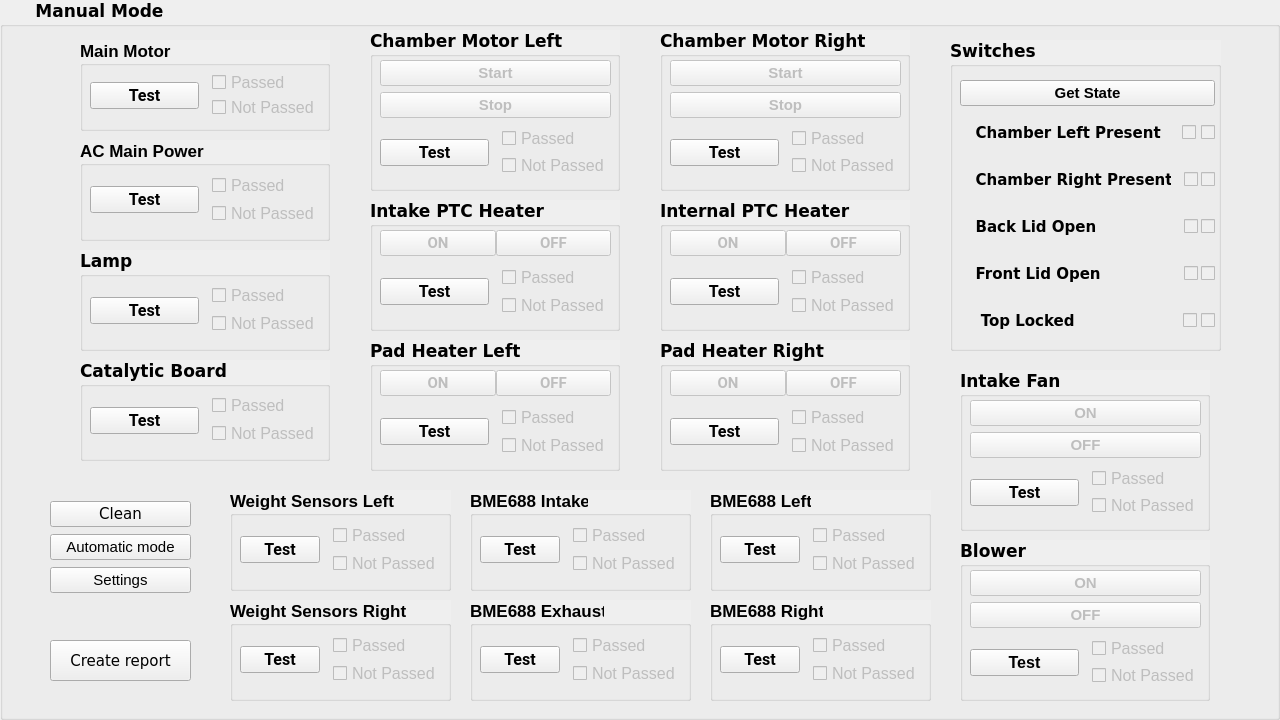
The window that Screens/VcDvtTestTools_manual_mode.ui (aenapple/VcDvtTestTools) describes before a commit, drawn with Qt 5.
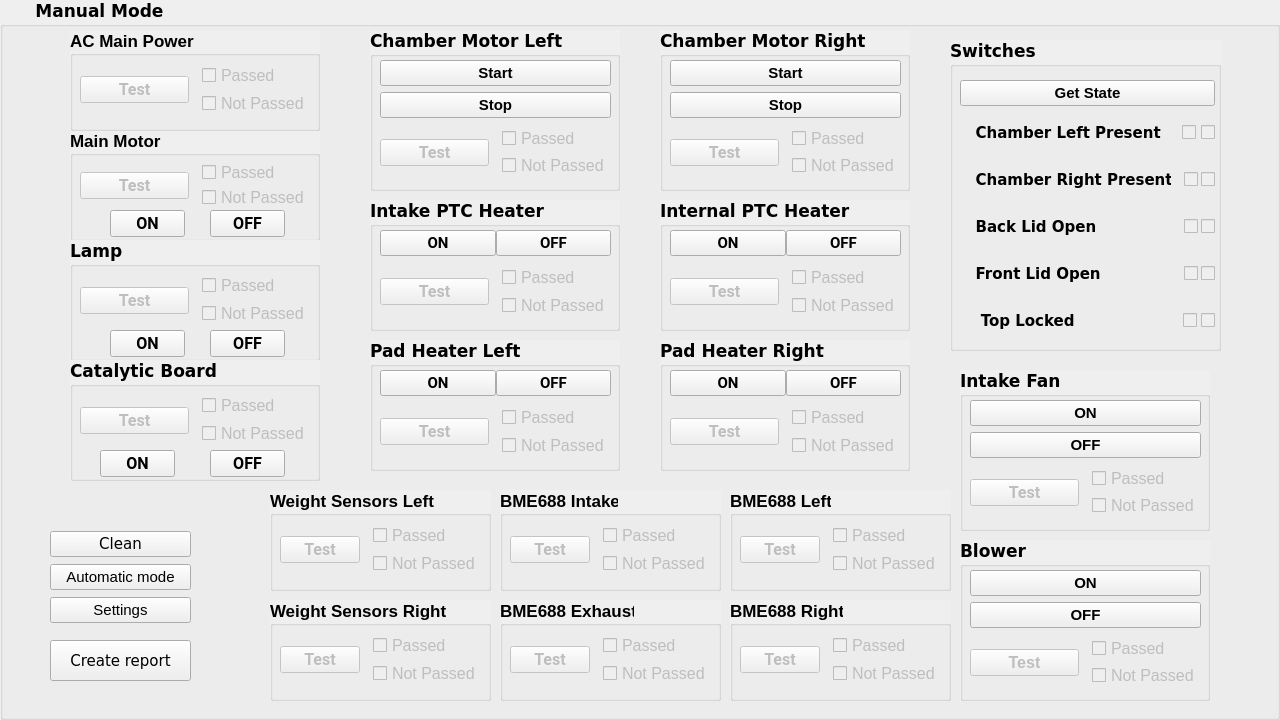
The same window after the commit.

```diff
--- a/Screens/VcDvtTestTools_manual_mode.ui
+++ b/Screens/VcDvtTestTools_manual_mode.ui
@@ -46,10 +46,10 @@
    <widget class="QGroupBox" name="grBox_mainMotor">
     <property name="geometry">
      <rect>
-      <x>80</x>
-      <y>40</y>
+      <x>70</x>
+      <y>130</y>
       <width>250</width>
-      <height>91</height>
+      <height>111</height>
      </rect>
     </property>
     <property name="font">
@@ -89,6 +89,9 @@
         </property>
         <item>
          <widget class="QPushButton" name="btn_MainMotor_Test">
+          <property name="enabled">
+           <bool>false</bool>
+          </property>
           <property name="baseSize">
            <size>
             <width>150</width>
@@ -184,6 +187,58 @@
       </item>
      </layout>
     </widget>
+    <widget class="QPushButton" name="btn_MainMotor_On">
+     <property name="geometry">
+      <rect>
+       <x>40</x>
+       <y>80</y>
+       <width>75</width>
+       <height>27</height>
+      </rect>
+     </property>
+     <property name="baseSize">
+      <size>
+       <width>150</width>
+       <height>50</height>
+      </size>
+     </property>
+     <property name="font">
+      <font>
+       <family>Roboto</family>
+       <pointsize>12</pointsize>
+       <kerning>true</kerning>
+      </font>
+     </property>
+     <property name="text">
+      <string>ON</string>
+     </property>
+    </widget>
+    <widget class="QPushButton" name="btn_MainMotor_Off">
+     <property name="geometry">
+      <rect>
+       <x>140</x>
+       <y>80</y>
+       <width>75</width>
+       <height>27</height>
+      </rect>
+     </property>
+     <property name="baseSize">
+      <size>
+       <width>150</width>
+       <height>50</height>
+      </size>
+     </property>
+     <property name="font">
+      <font>
+       <family>Roboto</family>
+       <pointsize>12</pointsize>
+       <kerning>true</kerning>
+      </font>
+     </property>
+     <property name="text">
+      <string>OFF</string>
+     </property>
+    </widget>
    </widget>
    <widget class="QGroupBox" name="grBox_ChamberMotorLeft">
     <property name="geometry">
@@ -224,7 +279,7 @@
       <item>
        <widget class="QPushButton" name="btn_ChamberMotorLeft_Start">
         <property name="enabled">
-         <bool>false</bool>
+         <bool>true</bool>
         </property>
         <property name="font">
          <font>
@@ -240,7 +295,7 @@
       <item>
        <widget class="QPushButton" name="btn_ChamberMotorLeft_Stop">
         <property name="enabled">
-         <bool>false</bool>
+         <bool>true</bool>
         </property>
         <property name="font">
          <font>
@@ -260,6 +315,9 @@
         </property>
         <item>
          <widget class="QPushButton" name="btn_ChamberMotorLeft_Test">
+          <property name="enabled">
+           <bool>false</bool>
+          </property>
           <property name="baseSize">
            <size>
             <width>150</width>
@@ -386,7 +444,7 @@
       <item>
        <widget class="QPushButton" name="btn_ChamberMotorRight_Start">
         <property name="enabled">
-         <bool>false</bool>
+         <bool>true</bool>
         </property>
         <property name="font">
          <font>
@@ -402,7 +460,7 @@
       <item>
        <widget class="QPushButton" name="btn_ChamberMotorRight_Stop">
         <property name="enabled">
-         <bool>false</bool>
+         <bool>true</bool>
         </property>
         <property name="font">
          <font>
@@ -422,6 +480,9 @@
         </property>
         <item>
          <widget class="QPushButton" name="btn_ChamberMotorRight_Test">
+          <property name="enabled">
+           <bool>false</bool>
+          </property>
           <property name="baseSize">
            <size>
             <width>150</width>
@@ -512,10 +573,10 @@
    <widget class="QGroupBox" name="grBox_Lamp">
     <property name="geometry">
      <rect>
-      <x>80</x>
-      <y>250</y>
+      <x>70</x>
+      <y>240</y>
       <width>250</width>
-      <height>101</height>
+      <height>121</height>
      </rect>
     </property>
     <property name="font">
@@ -552,6 +613,9 @@
         </property>
         <item>
          <widget class="QPushButton" name="btn_Lamp_Test">
+          <property name="enabled">
+           <bool>false</bool>
+          </property>
           <property name="baseSize">
            <size>
             <width>150</width>
@@ -638,6 +702,58 @@
       </item>
      </layout>
     </widget>
+    <widget class="QPushButton" name="btn_Lamp_On">
+     <property name="geometry">
+      <rect>
+       <x>40</x>
+       <y>90</y>
+       <width>75</width>
+       <height>27</height>
+      </rect>
+     </property>
+     <property name="baseSize">
+      <size>
+       <width>150</width>
+       <height>50</height>
+      </size>
+     </property>
+     <property name="font">
+      <font>
+       <family>Roboto</family>
+       <pointsize>12</pointsize>
+       <kerning>true</kerning>
+      </font>
+     </property>
+     <property name="text">
+      <string>ON</string>
+     </property>
+    </widget>
+    <widget class="QPushButton" name="btn_Lamp_Off">
+     <property name="geometry">
+      <rect>
+       <x>140</x>
+       <y>90</y>
+       <width>75</width>
+       <height>27</height>
+      </rect>
+     </property>
+     <property name="baseSize">
+      <size>
+       <width>150</width>
+       <height>50</height>
+      </size>
+     </property>
+     <property name="font">
+      <font>
+       <family>Roboto</family>
+       <pointsize>12</pointsize>
+       <kerning>true</kerning>
+      </font>
+     </property>
+     <property name="text">
+      <string>OFF</string>
+     </property>
+    </widget>
    </widget>
    <widget class="QGroupBox" name="grBox_Blower">
     <property name="geometry">
@@ -678,7 +794,7 @@
       <item>
        <widget class="QPushButton" name="btn_Blower_On">
         <property name="enabled">
-         <bool>false</bool>
+         <bool>true</bool>
         </property>
         <property name="font">
          <font>
@@ -694,7 +810,7 @@
       <item>
        <widget class="QPushButton" name="btn_Blower_Off">
         <property name="enabled">
-         <bool>false</bool>
+         <bool>true</bool>
         </property>
         <property name="font">
          <font>
@@ -714,6 +830,9 @@
         </property>
         <item>
          <widget class="QPushButton" name="btn_Blower_Test">
+          <property name="enabled">
+           <bool>false</bool>
+          </property>
           <property name="baseSize">
            <size>
             <width>150</width>
@@ -806,8 +925,8 @@
    <widget class="QGroupBox" name="grBox_AcMainPower">
     <property name="geometry">
      <rect>
-      <x>80</x>
-      <y>140</y>
+      <x>70</x>
+      <y>30</y>
       <width>250</width>
       <height>101</height>
      </rect>
@@ -847,6 +966,9 @@
       </property>
       <item>
        <widget class="QPushButton" name="btn_AcMainPower_Test">
+        <property name="enabled">
+         <bool>false</bool>
+        </property>
         <property name="baseSize">
          <size>
           <width>150</width>
@@ -991,7 +1113,7 @@
         <item>
          <widget class="QPushButton" name="btn_PtcHeaterIntake_On">
           <property name="enabled">
-           <bool>false</bool>
+           <bool>true</bool>
           </property>
           <property name="font">
            <font>
@@ -1008,7 +1130,7 @@
         <item>
          <widget class="QPushButton" name="btn_PtcHeaterIntake_Off">
           <property name="enabled">
-           <bool>false</bool>
+           <bool>true</bool>
           </property>
           <property name="font">
            <font>
@@ -1031,6 +1153,9 @@
         </property>
         <item>
          <widget class="QPushButton" name="btn_PtcHeaterIntake_Test">
+          <property name="enabled">
+           <bool>false</bool>
+          </property>
           <property name="baseSize">
            <size>
             <width>150</width>
@@ -1165,7 +1290,7 @@
         <item>
          <widget class="QPushButton" name="btn_PtcHeaterInternal_On">
           <property name="enabled">
-           <bool>false</bool>
+           <bool>true</bool>
           </property>
           <property name="font">
            <font>
@@ -1182,7 +1307,7 @@
         <item>
          <widget class="QPushButton" name="btn_PtcHeaterInternal_Off">
           <property name="enabled">
-           <bool>false</bool>
+           <bool>true</bool>
           </property>
           <property name="font">
            <font>
@@ -1205,6 +1330,9 @@
         </property>
         <item>
          <widget class="QPushButton" name="btn_PtcHeaterInternal_Test">
+          <property name="enabled">
+           <bool>false</bool>
+          </property>
           <property name="baseSize">
            <size>
             <width>150</width>
@@ -1339,7 +1467,7 @@
         <item>
          <widget class="QPushButton" name="btn_PadHeaterLeft_On">
           <property name="enabled">
-           <bool>false</bool>
+           <bool>true</bool>
           </property>
           <property name="font">
            <font>
@@ -1356,7 +1484,7 @@
         <item>
          <widget class="QPushButton" name="btn_PadHeaterLeft_Off">
           <property name="enabled">
-           <bool>false</bool>
+           <bool>true</bool>
           </property>
           <property name="font">
            <font>
@@ -1379,6 +1507,9 @@
         </property>
         <item>
          <widget class="QPushButton" name="btn_PadHeaterLeft_Test">
+          <property name="enabled">
+           <bool>false</bool>
+          </property>
           <property name="baseSize">
            <size>
             <width>150</width>
@@ -1513,7 +1644,7 @@
         <item>
          <widget class="QPushButton" name="btn_PadHeaterRight_On">
           <property name="enabled">
-           <bool>false</bool>
+           <bool>true</bool>
           </property>
           <property name="font">
            <font>
@@ -1530,7 +1661,7 @@
         <item>
          <widget class="QPushButton" name="btn_PadHeaterRight_Off">
           <property name="enabled">
-           <bool>false</bool>
+           <bool>true</bool>
           </property>
           <property name="font">
            <font>
@@ -1553,6 +1684,9 @@
         </property>
         <item>
          <widget class="QPushButton" name="btn_PadHeaterRight_Test">
+          <property name="enabled">
+           <bool>false</bool>
+          </property>
           <property name="baseSize">
            <size>
             <width>150</width>
@@ -2116,7 +2250,7 @@
     <property name="geometry">
      <rect>
       <x>50</x>
-      <y>500</y>
+      <y>530</y>
       <width>141</width>
       <height>95</height>
      </rect>
@@ -2221,7 +2355,7 @@
       <item>
        <widget class="QPushButton" name="btn_IntakeFan_On">
         <property name="enabled">
-         <bool>false</bool>
+         <bool>true</bool>
         </property>
         <property name="font">
          <font>
@@ -2237,7 +2371,7 @@
       <item>
        <widget class="QPushButton" name="btn_IntakeFan_Off">
         <property name="enabled">
-         <bool>false</bool>
+         <bool>true</bool>
         </property>
         <property name="font">
          <font>
@@ -2257,6 +2391,9 @@
         </property>
         <item>
          <widget class="QPushButton" name="btn_IntakeFan_Test">
+          <property name="enabled">
+           <bool>false</bool>
+          </property>
           <property name="baseSize">
            <size>
             <width>150</width>
@@ -2347,7 +2484,7 @@
    <widget class="QGroupBox" name="grBox_Bme688_Left">
     <property name="geometry">
      <rect>
-      <x>710</x>
+      <x>730</x>
       <y>490</y>
       <width>221</width>
       <height>101</height>
@@ -2388,6 +2525,9 @@
       </property>
       <item>
        <widget class="QPushButton" name="btn_Bme688_Left_Test">
+        <property name="enabled">
+         <bool>false</bool>
+        </property>
         <property name="baseSize">
          <size>
           <width>150</width>
@@ -2482,7 +2622,7 @@
    <widget class="QGroupBox" name="grBox_Bme688_Right">
     <property name="geometry">
      <rect>
-      <x>710</x>
+      <x>730</x>
       <y>600</y>
       <width>221</width>
       <height>101</height>
@@ -2523,6 +2663,9 @@
       </property>
       <item>
        <widget class="QPushButton" name="btn_Bme688_Right_Test">
+        <property name="enabled">
+         <bool>false</bool>
+        </property>
         <property name="baseSize">
          <size>
           <width>150</width>
@@ -2617,7 +2760,7 @@
    <widget class="QGroupBox" name="grBox_Bme688_Intake">
     <property name="geometry">
      <rect>
-      <x>470</x>
+      <x>500</x>
       <y>490</y>
       <width>221</width>
       <height>101</height>
@@ -2658,6 +2801,9 @@
       </property>
       <item>
        <widget class="QPushButton" name="btn_Bme688_Intake_Test">
+        <property name="enabled">
+         <bool>false</bool>
+        </property>
         <property name="baseSize">
          <size>
           <width>150</width>
@@ -2752,7 +2898,7 @@
    <widget class="QGroupBox" name="grBox_Bme688_Exhaust">
     <property name="geometry">
      <rect>
-      <x>470</x>
+      <x>500</x>
       <y>600</y>
       <width>221</width>
       <height>101</height>
@@ -2793,6 +2939,9 @@
       </property>
       <item>
        <widget class="QPushButton" name="btn_Bme688_Exhaust_Test">
+        <property name="enabled">
+         <bool>false</bool>
+        </property>
         <property name="baseSize">
          <size>
           <width>150</width>
@@ -2887,7 +3036,7 @@
    <widget class="QGroupBox" name="grBox_WeightLeft">
     <property name="geometry">
      <rect>
-      <x>230</x>
+      <x>270</x>
       <y>490</y>
       <width>221</width>
       <height>101</height>
@@ -2928,6 +3077,9 @@
       </property>
       <item>
        <widget class="QPushButton" name="btn_WeightLeft_Test">
+        <property name="enabled">
+         <bool>false</bool>
+        </property>
         <property name="baseSize">
          <size>
           <width>150</width>
@@ -3022,7 +3174,7 @@
    <widget class="QGroupBox" name="grBox_WeightRight">
     <property name="geometry">
      <rect>
-      <x>230</x>
+      <x>270</x>
       <y>600</y>
       <width>221</width>
       <height>101</height>
@@ -3063,6 +3215,9 @@
       </property>
       <item>
        <widget class="QPushButton" name="btn_WeightRight_Test">
+        <property name="enabled">
+         <bool>false</bool>
+        </property>
         <property name="baseSize">
          <size>
           <width>150</width>
@@ -3157,10 +3312,10 @@
    <widget class="QGroupBox" name="grBox_CatalyticBoard">
     <property name="geometry">
      <rect>
-      <x>80</x>
+      <x>70</x>
       <y>360</y>
       <width>250</width>
-      <height>101</height>
+      <height>121</height>
      </rect>
     </property>
     <property name="font">
@@ -3197,6 +3352,9 @@
         </property>
         <item>
          <widget class="QPushButton" name="btn_CatalyticBoard_Test">
+          <property name="enabled">
+           <bool>false</bool>
+          </property>
           <property name="baseSize">
            <size>
             <width>150</width>
@@ -3283,6 +3441,58 @@
       </item>
      </layout>
     </widget>
+    <widget class="QPushButton" name="btn_CatalyticBoard_On">
+     <property name="geometry">
+      <rect>
+       <x>30</x>
+       <y>90</y>
+       <width>75</width>
+       <height>27</height>
+      </rect>
+     </property>
+     <property name="baseSize">
+      <size>
+       <width>150</width>
+       <height>50</height>
+      </size>
+     </property>
+     <property name="font">
+      <font>
+       <family>Roboto</family>
+       <pointsize>12</pointsize>
+       <kerning>true</kerning>
+      </font>
+     </property>
+     <property name="text">
+      <string>ON</string>
+     </property>
+    </widget>
+    <widget class="QPushButton" name="btn_CatalyticBoard_Off">
+     <property name="geometry">
+      <rect>
+       <x>140</x>
+       <y>90</y>
+       <width>75</width>
+       <height>27</height>
+      </rect>
+     </property>
+     <property name="baseSize">
+      <size>
+       <width>150</width>
+       <height>50</height>
+      </size>
+     </property>
+     <property name="font">
+      <font>
+       <family>Roboto</family>
+       <pointsize>12</pointsize>
+       <kerning>true</kerning>
+      </font>
+     </property>
+     <property name="text">
+      <string>OFF</string>
+     </property>
+    </widget>
    </widget>
    <widget class="QPushButton" name="pButtonCreateReport">
     <property name="geometry">
```
